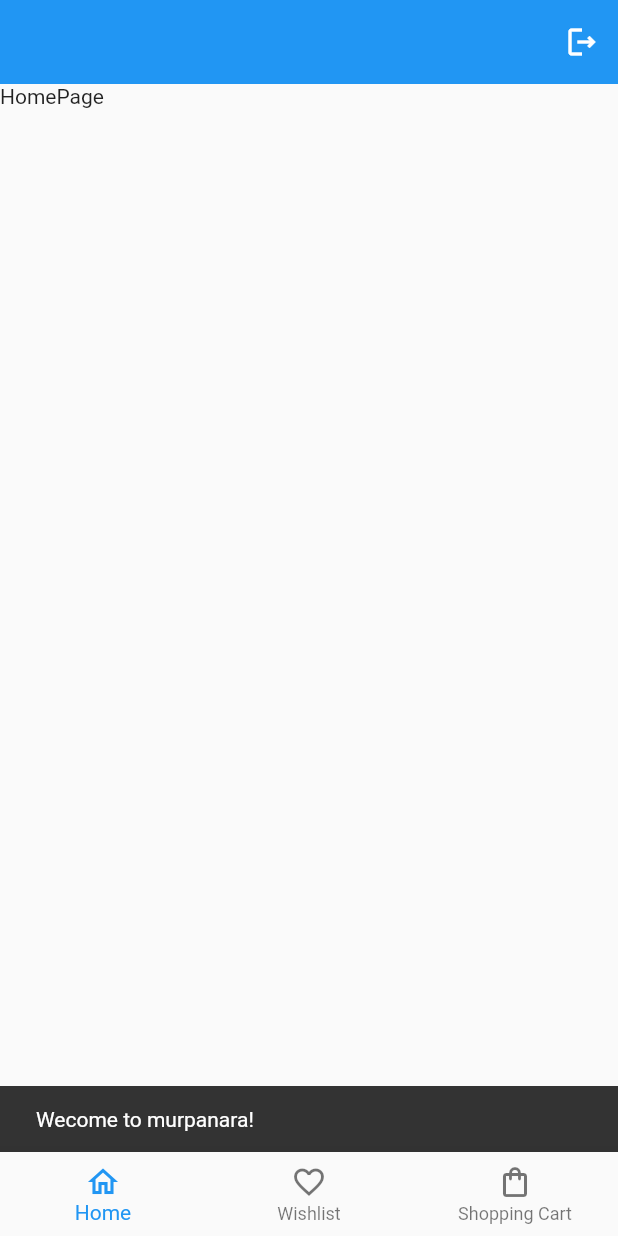
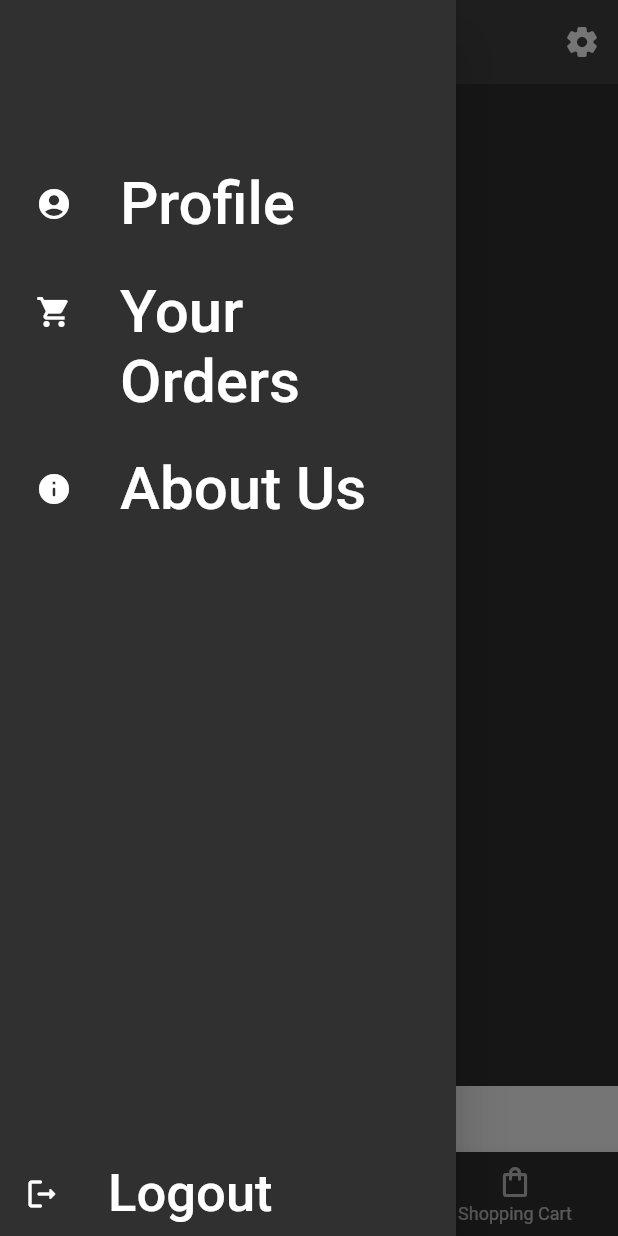
Before and after one commit to vibhorV5/murpanara_Flutter, a Flutter app: the screen it shows once a user with an empty profile is signed in, with the side drawer open (before the commit the screen has no drawer), on a phone screen of 412 x 824 dp. Run offline on Flutter 3.47's test engine with Material 2 defaults, Android fonts, the phone set to English and light mode, and no system bars; our stand-ins replace firebase_auth, firebase_core, font_awesome_flutter, google_sign_in; accounts and stored records are empty.

Commit message:
Basic Blueprint

```diff
--- a/lib/constants/routes.dart
+++ b/lib/constants/routes.dart
@@ -4,7 +4,9 @@ import 'package:murpanara/views/checkout/checkout_page.dart';
 import 'package:murpanara/views/details/details_page.dart';
 import 'package:murpanara/views/home/home_page.dart';
 import 'package:murpanara/views/main_page/main_page.dart';
+import 'package:murpanara/views/orders/orders_page.dart';
 import 'package:murpanara/views/profile/profile_page.dart';
+import 'package:murpanara/views/settings/settings_page.dart';
 import 'package:murpanara/views/wishlist/wishlist_page.dart';
 
 var appRoutes = {
@@ -16,4 +18,6 @@ var appRoutes = {
   'detailsPage': (context) => const DetailsPage(),
   'profilePage': (context) => const ProfilePage(),
   'wishlistPage': (context) => const WishlistPage(),
+  'ordersPage': (context) => const OrdersPage(),
+  'settingsPage': (context) => const SettingsPage(),
 };
--- a/lib/main.dart
+++ b/lib/main.dart
@@ -28,10 +28,6 @@ class MyApp extends StatelessWidget {
             debugShowCheckedModeBanner: false,
             title: 'murpanara',
             routes: appRoutes,
-        theme: ThemeData(
-          primarySwatch: Colors.blue,
-        ),
-      ),
-    );
+            theme: ThemeData.dark()));
   }
 }
--- a/lib/views/about/about_us_page.dart
+++ b/lib/views/about/about_us_page.dart
@@ -6,6 +6,11 @@ class AboutUsPage extends StatelessWidget {
   @override
   Widget build(BuildContext context) {
     return Scaffold(
+      appBar: AppBar(
+        elevation: 0,
+        centerTitle: true,
+        title: Text('About us'),
+      ),
       body: Text('About Us Page'),
     );
   }
--- a/lib/views/main_page/main_page.dart
+++ b/lib/views/main_page/main_page.dart
@@ -3,6 +3,7 @@ import 'package:murpanara/services/auth.dart';
 import 'package:murpanara/views/checkout/checkout_page.dart';
 import 'package:murpanara/views/home/home_page.dart';
 import 'package:murpanara/views/wishlist/wishlist_page.dart';
+import 'package:font_awesome_flutter/font_awesome_flutter.dart';
 
 class MainPage extends StatefulWidget {
   const MainPage({Key? key}) : super(key: key);
@@ -25,7 +26,6 @@ class _MainPageState extends State<MainPage> {
   }
 
   int _selectedIndex = 0;
-
   List<Widget> _widgetoptions = [
     HomePage(),
     WishlistPage(),
@@ -35,20 +35,42 @@ class _MainPageState extends State<MainPage> {
   @override
   Widget build(BuildContext context) {
     return Scaffold(
+      drawer: AppDrawer(context: context),
       bottomNavigationBar: BottomNavigationBar(
+        // selectedItemColor: Colors.black,
+        currentIndex: _selectedIndex,
         items: const [
           BottomNavigationBarItem(
+            activeIcon: Icon(
+              Icons.home_rounded,
+              // color: Colors.black,
+            ),
             label: 'Home',
-            icon: Icon(Icons.home_outlined),
+            icon: Icon(
+              Icons.home_outlined,
+              // color: Colors.black,
+            ),
           ),
           BottomNavigationBarItem(
+            activeIcon: Icon(
+              Icons.favorite_rounded,
+              // color: Colors.black,
+            ),
             label: 'Wishlist',
-            icon: Icon(Icons.favorite_outline),
+            icon: Icon(
+              Icons.favorite_outline_rounded,
+              // color: Colors.black,
+            ),
           ),
           BottomNavigationBarItem(
+            activeIcon: Icon(
+              Icons.shopping_bag,
+              // color: Colors.black,
+            ),
             label: 'Shopping Cart',
             icon: Icon(
               Icons.shopping_bag_outlined,
+              // color: Colors.black,
             ),
           )
         ],
@@ -59,17 +81,128 @@ class _MainPageState extends State<MainPage> {
         },
       ),
       appBar: AppBar(
+        // iconTheme: IconThemeData(color: Colors.black),
+        centerTitle: true,
+        title: Container(
+            // color: Colors.red,
+            height: 50,
+            width: 100,
+            child: Image.asset('assets/images/mpr_main.png')),
+        // backgroundColor: Colors.white,
         elevation: 0,
         actions: [
+          // IconButton(
+          //   onPressed: () async {
+          //     await AuthService().signOut();
+          //   },
+          //   icon: const Icon(
+          //     Icons.logout_outlined,
+          //     // color: Colors.black,
+          //   ),
+          // ),
           IconButton(
-            onPressed: () async {
-              await AuthService().signOut();
+            onPressed: () {
+              Navigator.of(context).pushNamed('settingsPage');
             },
-            icon: const Icon(Icons.logout_outlined),
-          )
+            icon: Icon(Icons.settings_rounded
+                // color: Colors.black,
+                ),
+          ),
         ],
       ),
       body: _widgetoptions.elementAt(_selectedIndex),
     );
   }
 }
+
+class AppDrawer extends StatelessWidget {
+  AppDrawer({Key? key, required this.context}) : super(key: key);
+
+  BuildContext context;
+
+  @override
+  Widget build(BuildContext context) {
+    return Drawer(
+      child: Column(
+        mainAxisAlignment: MainAxisAlignment.spaceBetween,
+        children: [
+          Container(
+            margin: EdgeInsets.only(top: 100),
+            // color: Colors.red,
+            height: 300,
+            child: ListView(
+              children: [
+                Padding(
+                  padding: const EdgeInsets.all(8.0),
+                  child: ListTile(
+                    leading: Icon(Icons.account_circle_rounded),
+                    title: Text(
+                      'Profile',
+                      style: TextStyle(fontSize: 40),
+                    ),
+                    onTap: () {
+                      Navigator.of(context).pop();
+                      Navigator.of(context).pushNamed('profilePage');
+                    },
+                  ),
+                ),
+                // ListTile(
+                //   leading: Icon(Icons.favorite_rounded),
+                //   title: Text(
+                //     'Wishlist',
+                //     style: TextStyle(fontSize: 40),
+                //   ),
+                //   onTap: () {
+                //     Navigator.of(context).pop();
+                //     Navigator.of(context).pushNamed('wishlistPage');
+                //   },
+                // ),
+                Padding(
+                  padding: const EdgeInsets.all(8.0),
+                  child: ListTile(
+                    leading: Icon(Icons.shopping_cart),
+                    title: Text(
+                      'Your Orders',
+                      style: TextStyle(fontSize: 40),
+                    ),
+                    onTap: () {
+                      Navigator.of(context).pop();
+                      Navigator.of(context).pushNamed('ordersPage');
+                    },
+                  ),
+                ),
+                Padding(
+                  padding: const EdgeInsets.all(8.0),
+                  child: ListTile(
+                    leading: Icon(Icons.info_rounded),
+                    title: Text(
+                      'About Us',
+                      style: TextStyle(fontSize: 40),
+                    ),
+                    onTap: () {
+                      Navigator.of(context).pop();
+                      Navigator.of(context).pushNamed('aboutUsPage');
+                    },
+                  ),
+                ),
+              ],
+            ),
+          ),
+          Container(
+            child: ListTile(
+              leading: Icon(Icons.logout_rounded),
+              title: Text(
+                'Logout',
+                style: TextStyle(fontSize: 35),
+              ),
+              onTap: () async {
+                Navigator.of(context).pop();
+                await AuthService().signOut();
+              },
+            ),
+          ),
+        ],
+      ),
+    );
+  }
+}
--- a/lib/views/profile/profile_page.dart
+++ b/lib/views/profile/profile_page.dart
@@ -11,6 +11,11 @@ class _ProfilePageState extends State<ProfilePage> {
   @override
   Widget build(BuildContext context) {
     return Scaffold(
+      appBar: AppBar(
+        elevation: 0,
+        backgroundColor: Colors.transparent,
+        title: Text('Profile'),
+      ),
       body: Text('Profile Page'),
     );
   }
```
Also changed, not shown: lib/views/orders/orders_page.dart (added, +21 -0 lines), lib/views/settings/settings_page.dart (added, +26 -0 lines), pubspec.lock, 1 other file. Lines whose indentation alone changed are shown as unchanged.
